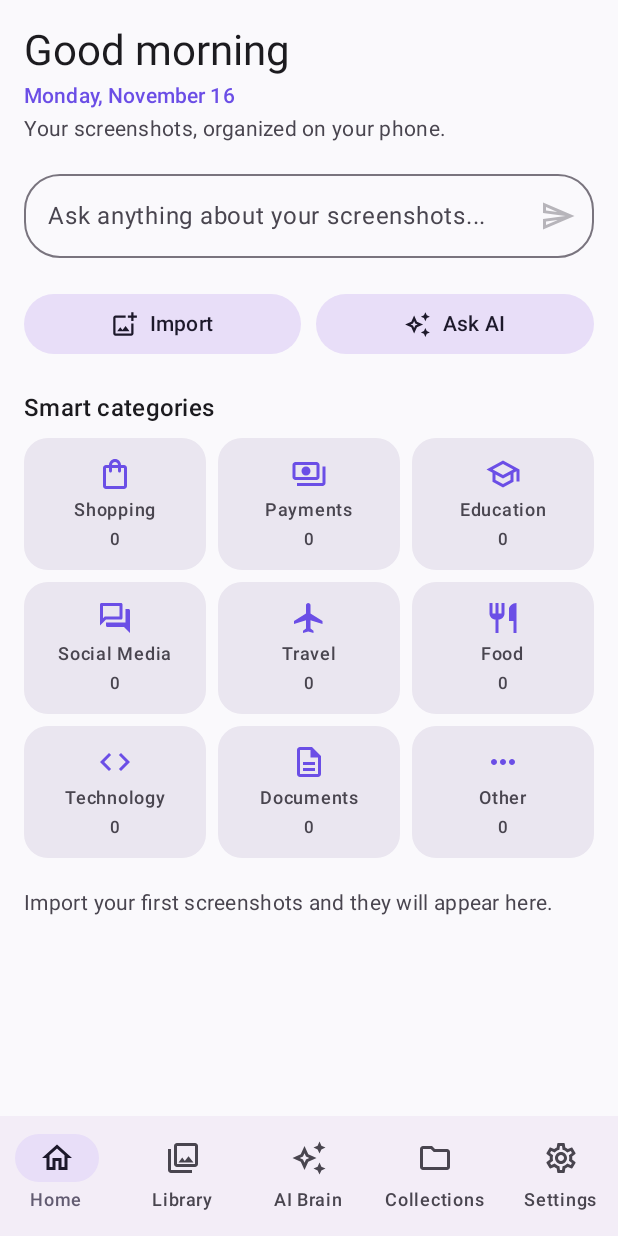
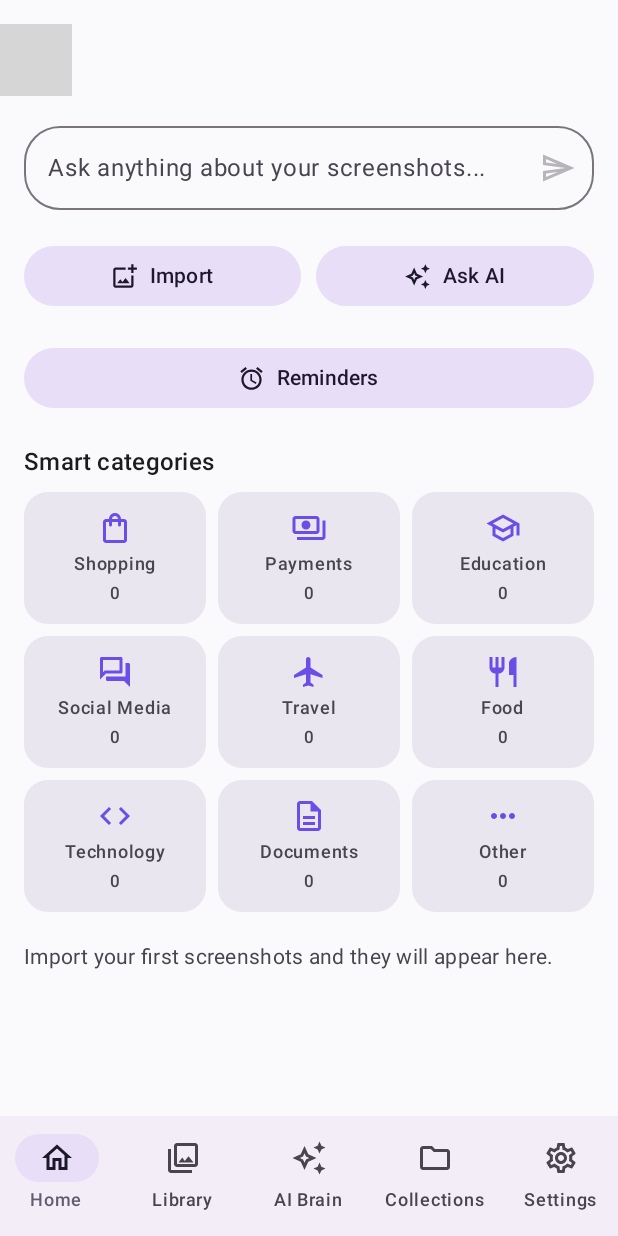
Before and after one commit to pankaj-791/screenshot-brain, an Android app built with Jetpack Compose: the screen it shows after launch (MainActivity), on a phone screen of 412 x 824 dp. Run offline under Robolectric (Android 15) with nearby library versions, the phone set to English and light mode, and no system bars; our stand-ins replace Room's generated code; 1 statement that could not run was skipped; grey boxes are pictures that could not be loaded.

Commit message:
Update HomeScreen.kt

```diff
--- a/app/src/main/java/com/screenshotbrain/ui/home/HomeScreen.kt
+++ b/app/src/main/java/com/screenshotbrain/ui/home/HomeScreen.kt
@@ -19,6 +19,7 @@ import androidx.compose.foundation.text.KeyboardOptions
 import androidx.compose.material.icons.Icons
 import androidx.compose.material.icons.automirrored.outlined.Send
 import androidx.compose.material.icons.outlined.AddPhotoAlternate
+import androidx.compose.material.icons.outlined.Alarm
 import androidx.compose.material.icons.outlined.AutoAwesome
 import androidx.compose.material3.Icon
 import androidx.compose.material3.IconButton
@@ -40,16 +41,13 @@ import androidx.compose.ui.text.input.ImeAction
 import androidx.compose.ui.unit.dp
 import androidx.lifecycle.compose.collectAsStateWithLifecycle
 import androidx.lifecycle.viewmodel.compose.viewModel
-import java.time.LocalDate
-import java.time.LocalTime
-import java.time.format.DateTimeFormatter
-import java.util.Locale
 
 @Composable
 fun HomeScreen(
     onAsk: (String) -> Unit,
     onOpenCategory: (String) -> Unit,
     onOpenLibrary: () -> Unit,
+    onOpenReminders: () -> Unit,
     onOpenScreenshot: (Long) -> Unit,
     viewModel: HomeViewModel = viewModel()
 ) {
@@ -140,6 +138,17 @@ fun HomeScreen(
             }
 
             item {
+                QuickActionButton(
+                    label = "Reminders",
+                    icon = Icons.Outlined.Alarm,
+                    onClick = onOpenReminders,
+                    modifier = Modifier
+                        .fillMaxWidth()
+                        .padding(horizontal = 16.dp)
+                )
+            }
+
+            item {
                 Column(verticalArrangement = Arrangement.spacedBy(8.dp)) {
                     SectionTitle("Smart categories")
                     CategoryGrid(counts = state.categoryCounts, onOpen = onOpenCategory)
@@ -181,32 +190,3 @@ fun HomeScreen(
         }
     }
 }
-
-@Composable
-private fun Greeting() {
-    val hour = remember { LocalTime.now().hour }
-    val greeting = when {
-        hour < 12 -> "Good morning"
-        hour < 17 -> "Good afternoon"
-        else -> "Good evening"
-    }
-    val date = remember {
-        LocalDate.now().format(DateTimeFormatter.ofPattern("EEEE, MMMM d", Locale.getDefault()))
-    }
-    Column(
-        modifier = Modifier.padding(horizontal = 16.dp),
-        verticalArrangement = Arrangement.spacedBy(2.dp)
-    ) {
-        Text(text = greeting, style = MaterialTheme.typography.headlineMedium)
-        Text(
-            text = date,
-            style = MaterialTheme.typography.titleSmall,
-            color = MaterialTheme.colorScheme.primary
-        )
-        Text(
-            text = "Your screenshots, organized on your phone.",
-            style = MaterialTheme.typography.bodyMedium,
-            color = MaterialTheme.colorScheme.onSurfaceVariant
-        )
-    }
-}
```
